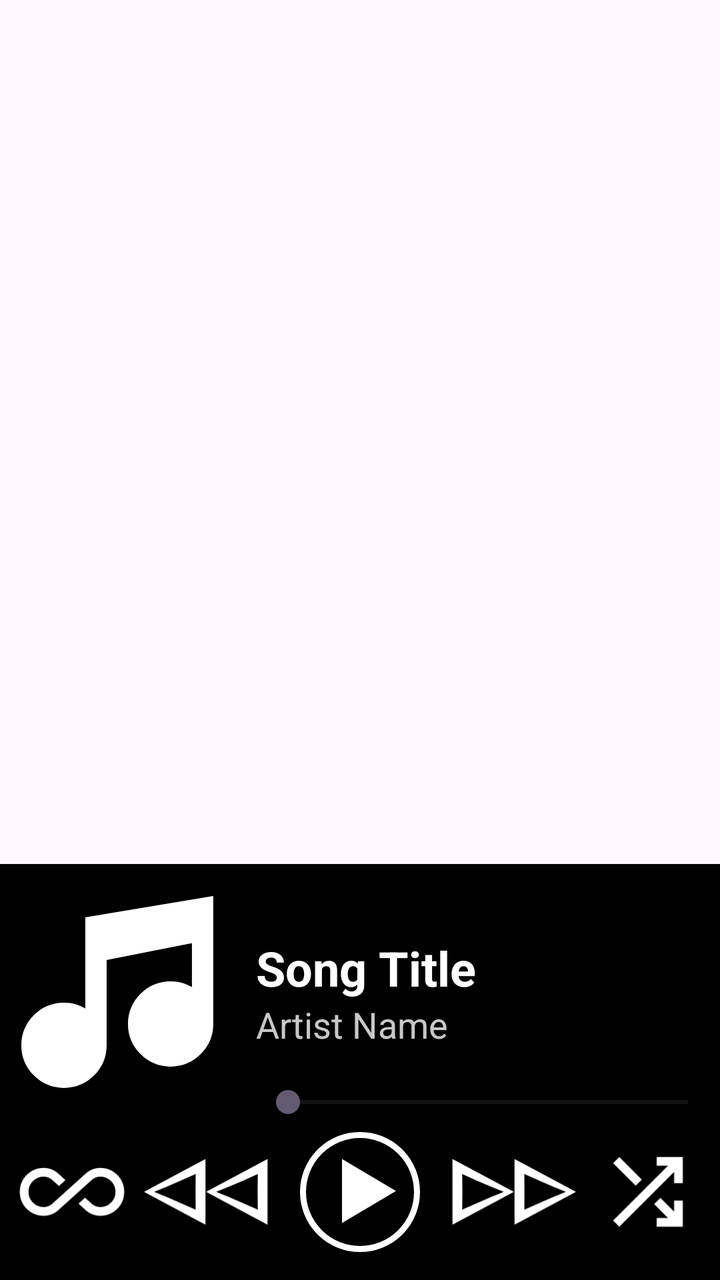
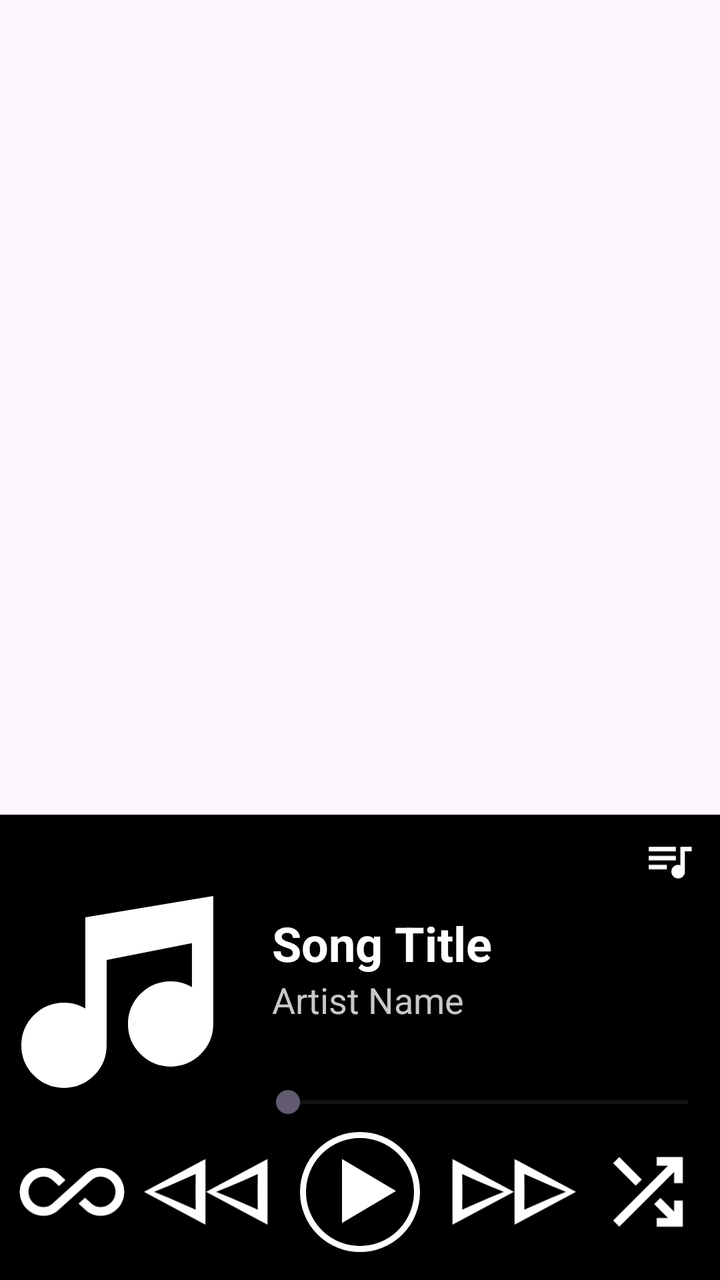

Two renders of the same Android screen: before a commit and after it. Below are the layout's source before the change and the commit's diff.
<!-- AndroidManifest.xml: application theme Theme.MasinqoJava -->
<!-- res/layout/expanded_playback_controls.xml -->
<?xml version="1.0" encoding="utf-8"?>
<androidx.constraintlayout.widget.ConstraintLayout xmlns:android="http://schemas.android.com/apk/res/android"
    xmlns:app="http://schemas.android.com/apk/res-auto"
    android:layout_width="match_parent"
    android:layout_height="match_parent">

    <LinearLayout
        android:layout_width="match_parent"
        android:layout_height="wrap_content"
        android:orientation="vertical"
        app:layout_constraintBottom_toBottomOf="parent"
        android:background="@color/black">
        <androidx.constraintlayout.widget.ConstraintLayout
            android:id="@+id/meta_text"
            android:layout_width="match_parent"
            android:layout_height="wrap_content"
            app:layout_constraintBottom_toTopOf="@+id/expanded_controls">

            <com.google.android.material.imageview.ShapeableImageView
                android:id="@+id/art_work"
                android:layout_width="128dp"
                android:layout_height="128dp"
                android:src="@drawable/default_thumbnail"
                app:layout_constraintBottom_toBottomOf="parent"
                app:layout_constraintStart_toStartOf="parent"
                />

            <androidx.constraintlayout.widget.ConstraintLayout
                android:layout_width="0dp"
                android:layout_height="wrap_content"
                app:layout_constraintBottom_toBottomOf="parent"
                app:layout_constraintEnd_toEndOf="parent"
                app:layout_constraintHorizontal_weight="1"
                app:layout_constraintStart_toEndOf="@+id/art_work"
                app:layout_constraintTop_toTopOf="parent">

                <LinearLayout
                    android:layout_width="match_parent"
                    android:layout_height="wrap_content"
                    android:orientation="vertical"
                    app:layout_constraintTop_toTopOf="parent">

                    <TextView
                        android:id="@+id/song_title"
                        android:layout_width="match_parent"
                        android:layout_height="match_parent"
                        android:text="@string/song_title"
                        android:textColor="@color/white"
                        android:textSize="24sp"
                        android:textStyle="bold" />

                    <TextView
                        android:id="@+id/artist_name"
                        android:layout_width="wrap_content"
                        android:layout_height="wrap_content"
                        android:text="@string/artist_name"
                        android:textSize="18sp"
                        android:textColor="@color/off_white"
                        />
                </LinearLayout>


            </androidx.constraintlayout.widget.ConstraintLayout>

            <SeekBar
                android:id="@+id/seekbar"
                android:layout_width="0dp"
                android:layout_height="wrap_content"
                app:layout_constraintBottom_toBottomOf="parent"
                app:layout_constraintEnd_toEndOf="parent"
                app:layout_constraintHorizontal_weight="1"
                app:layout_constraintStart_toEndOf="@+id/art_work"

                />

        </androidx.constraintlayout.widget.ConstraintLayout>

        <androidx.constraintlayout.widget.ConstraintLayout
            android:id="@+id/expanded_controls"
            android:layout_width="match_parent"
            android:layout_height="wrap_content"
            android:layout_marginBottom="8dp"
            android:gravity="center"
            app:layout_constraintBottom_toBottomOf="parent">

            <ImageButton
                android:id="@+id/btn_repeat"
                android:contentDescription="@string/repeat"
                android:alpha="1"
                android:layout_width="72dp"
                android:layout_height="72dp"
                android:background="?attr/selectableItemBackgroundBorderless"
                android:scaleType="centerInside"
                android:src="@drawable/repeat"
                app:tint="@color/white"
                app:layout_constraintStart_toStartOf="parent"
                app:layout_constraintEnd_toStartOf="@+id/btn_previous"
                app:layout_constraintBottom_toBottomOf="parent"
                />

            <ImageButton
                android:id="@+id/btn_previous"
                android:layout_width="72dp"
                android:layout_height="72dp"
                android:background="?attr/selectableItemBackgroundBorderless"
                android:contentDescription="@string/previous"
                android:scaleType="centerInside"
                android:src="@drawable/previous"
                app:layout_constraintBottom_toBottomOf="parent"
                app:layout_constraintStart_toEndOf="@+id/btn_repeat"
                app:layout_constraintEnd_toStartOf="@+id/btn_play_pause"
                app:tint="@color/white" />

            <ImageView
                android:id="@+id/btn_play_pause"
                android:layout_width="72dp"
                android:layout_height="72dp"
                android:background="?attr/selectableItemBackgroundBorderless"
                android:contentDescription="@string/play_pause"
                android:scaleType="centerInside"
                android:src="@drawable/play_with_circle"
                app:layout_constraintBottom_toBottomOf="parent"
                app:layout_constraintEnd_toStartOf="@+id/btn_next"
                app:layout_constraintStart_toEndOf="@+id/btn_previous"
                app:tint="@color/white" />

            <ImageButton
                android:id="@+id/btn_next"
                android:layout_width="72dp"
                android:layout_height="72dp"
                android:background="?attr/selectableItemBackgroundBorderless"
                android:contentDescription="@string/next"
                android:scaleType="centerInside"
                android:src="@drawable/next"
                app:layout_constraintBottom_toBottomOf="parent"
                app:layout_constraintStart_toEndOf="@+id/btn_play_pause"
                app:layout_constraintEnd_toStartOf="@+id/btn_shuffle"
                app:tint="@color/white" />

            <ImageButton
                android:id="@+id/btn_shuffle"
                android:contentDescription="@string/shuffle"
                android:layout_width="72dp"
                android:layout_height="72dp"
                android:background="?attr/selectableItemBackgroundBorderless"
                android:src="@drawable/shuffle"
                app:tint="@color/white"
                app:layout_constraintEnd_toEndOf="parent"
                app:layout_constraintBottom_toBottomOf="parent"
                android:scaleType="centerInside"
                />

        </androidx.constraintlayout.widget.ConstraintLayout>
    </LinearLayout>

</androidx.constraintlayout.widget.ConstraintLayout>
<!-- resources referenced by this layout -->
<resources>
  <color name="black">#FF000000</color>
  <color name="off_white">#C9C8C7</color>
  <color name="white">#FFFFFFFF</color>
  <!-- drawable default_thumbnail (drawable) -->
  <vector xmlns:android="http://schemas.android.com/apk/res/android"
      android:width="183dp"
      android:height="183dp"
      android:viewportWidth="183"
      android:viewportHeight="183">
    <group>
      <clip-path
          android:pathData="M0,0h182.94v182.94h-182.94z"/>
      <path
          android:pathData="M24.2,151.12C18.23,145.14 15.24,137.97 15.24,129.58C15.24,121.2 18.23,114.02 24.2,108.05C30.17,102.08 37.35,99.09 45.73,99.09C48.66,99.09 51.36,99.44 53.83,100.14C56.31,100.84 58.69,101.89 60.98,103.28V38.11L152.45,22.87V114.34C152.45,122.72 149.46,129.9 143.49,135.87C137.52,141.84 130.34,144.83 121.96,144.83C113.57,144.83 106.4,141.84 100.43,135.87C94.45,129.9 91.47,122.72 91.47,114.34C91.47,105.95 94.45,98.77 100.43,92.8C106.4,86.83 113.57,83.85 121.96,83.85C124.88,83.85 127.58,84.2 130.06,84.89C132.54,85.59 134.92,86.64 137.2,88.04V56.6L76.22,68.6V129.58C76.22,137.97 73.24,145.14 67.27,151.12C61.3,157.09 54.12,160.07 45.73,160.07C37.35,160.07 30.17,157.09 24.2,151.12Z"
          android:fillColor="#ffffff"/>
    </group>
  </vector>
  <!-- drawable play_with_circle (drawable) -->
  <vector xmlns:android="http://schemas.android.com/apk/res/android"
      android:width="60dp"
      android:height="60dp"
      android:viewportWidth="60"
      android:viewportHeight="60">
    <path
        android:pathData="M30,30m-28.5,0a28.5,28.5 0,1 1,57 0a28.5,28.5 0,1 1,-57 0"
        android:strokeWidth="3"
        android:fillColor="#00000000"
        android:strokeColor="#ffffff"/>
    <path
        android:pathData="M48,29.5L21,13.479V45.521L48,29.5Z"
        android:fillColor="#ffffff"/>
  </vector>
  <!-- drawable shuffle (drawable) -->
  <vector xmlns:android="http://schemas.android.com/apk/res/android"
      android:width="116dp"
      android:height="61dp"
      android:viewportWidth="116"
      android:viewportHeight="61">
    <group>
      <clip-path
          android:pathData="M0,0h116v61h-116z"/>
      <path
          android:pathData="M65.01,58.54V51.53H74.12L62.99,40.4L67.99,35.41L79.03,46.45V37.51H86.04V58.54H65.01ZM34.87,58.54L29.96,53.63L74.12,9.47H65.01V2.46H86.04V23.49H79.03V14.38L34.87,58.54ZM48.1,25.51L29.96,7.37L34.87,2.46L53.01,20.6L48.1,25.51Z"
          android:fillColor="#000000"/>
    </group>
  </vector>
  <string name="artist_name">Artist Name</string>
  <string name="next">Next</string>
  <string name="play_pause">Play/Pause</string>
  <string name="previous">Previous</string>
  <string name="repeat">repeat</string>
  <string name="shuffle">shuffle</string>
  <string name="song_title">Song Title</string>
  <style name="Theme.MasinqoJava" parent="Base.Theme.MasinqoJava" />
  <style name="Base.Theme.MasinqoJava" parent="Theme.Material3.DayNight.NoActionBar">
          
          
      </style>
  <!-- unchanged entries left out for length: 3 -->
</resources>

<!-- the commit's change to res/layout/expanded_playback_controls.xml (unified diff, before → after) -->
@@ -4,17 +4,45 @@
     android:layout_width="match_parent"
     android:layout_height="match_parent">
 
-    <LinearLayout
+    <androidx.constraintlayout.widget.ConstraintLayout
         android:layout_width="match_parent"
         android:layout_height="wrap_content"
+        android:background="@color/black"
         android:orientation="vertical"
-        app:layout_constraintBottom_toBottomOf="parent"
-        android:background="@color/black">
+        app:layout_constraintBottom_toBottomOf="parent">
+
+        <androidx.recyclerview.widget.RecyclerView
+            android:id="@+id/current_queue"
+            android:layout_width="match_parent"
+            android:layout_height="350dp"
+            android:background="@color/black"
+            android:visibility="gone"
+            app:layout_constraintStart_toStartOf="parent"
+            app:layout_constraintBottom_toTopOf="@+id/meta_info"
+            app:layout_constraintEnd_toEndOf="parent"
+            app:layout_constraintTop_toTopOf="parent"
+             />
+
         <androidx.constraintlayout.widget.ConstraintLayout
-            android:id="@+id/meta_text"
+            android:id="@+id/meta_info"
             android:layout_width="match_parent"
             android:layout_height="wrap_content"
-            app:layout_constraintBottom_toTopOf="@+id/expanded_controls">
+            app:layout_constraintBottom_toTopOf="@+id/expanded_controls"
+            android:background="@color/black">
+
+
+            <ImageButton
+                android:id="@+id/btn_queue_list"
+                android:layout_width="48dp"
+                android:layout_height="48dp"
+                android:background="?attr/selectableItemBackgroundBorderless"
+                android:contentDescription="@string/queue_list"
+                android:src="@drawable/queue_music"
+                app:layout_constraintEnd_toEndOf="parent"
+                app:layout_constraintTop_toTopOf="parent"
+                app:layout_constraintBottom_toTopOf="@+id/meta_text"
+                android:scaleType="centerInside"
+                />
 
             <com.google.android.material.imageview.ShapeableImageView
                 android:id="@+id/art_work"
@@ -22,10 +50,10 @@
                 android:layout_height="128dp"
                 android:src="@drawable/default_thumbnail"
                 app:layout_constraintBottom_toBottomOf="parent"
-                app:layout_constraintStart_toStartOf="parent"
-                />
+                app:layout_constraintStart_toStartOf="parent" />
 
             <androidx.constraintlayout.widget.ConstraintLayout
+                android:id="@+id/meta_text"
                 android:layout_width="0dp"
                 android:layout_height="wrap_content"
                 app:layout_constraintBottom_toBottomOf="parent"
@@ -37,26 +65,35 @@
                 <LinearLayout
                     android:layout_width="match_parent"
                     android:layout_height="wrap_content"
+                    android:layout_marginStart="8dp"
                     android:orientation="vertical"
                     app:layout_constraintTop_toTopOf="parent">
-
                     <TextView
                         android:id="@+id/song_title"
                         android:layout_width="match_parent"
                         android:layout_height="match_parent"
                         android:text="@string/song_title"
                         android:textColor="@color/white"
+                        android:ellipsize="marquee"
+                        android:marqueeRepeatLimit="marquee_forever"
+                        android:scrollHorizontally="true"
+                        android:focusable="true"
+                        android:focusableInTouchMode="true"
+                        android:singleLine="true"
                         android:textSize="24sp"
-                        android:textStyle="bold" />
+                        android:maxEms="100"
+                        android:textStyle="bold"
+                        />
 
                     <TextView
                         android:id="@+id/artist_name"
                         android:layout_width="wrap_content"
                         android:layout_height="wrap_content"
                         android:text="@string/artist_name"
-                        android:textSize="18sp"
                         android:textColor="@color/off_white"
-                        />
+                        android:ellipsize="marquee"
+                        android:marqueeRepeatLimit="marquee_forever"
+                        android:textSize="18sp" />
                 </LinearLayout>
 
 
@@ -85,18 +122,17 @@
 
             <ImageButton
                 android:id="@+id/btn_repeat"
-                android:contentDescription="@string/repeat"
-                android:alpha="1"
                 android:layout_width="72dp"
                 android:layout_height="72dp"
+                android:alpha="1"
                 android:background="?attr/selectableItemBackgroundBorderless"
+                android:contentDescription="@string/repeat"
                 android:scaleType="centerInside"
                 android:src="@drawable/repeat"
-                app:tint="@color/white"
+                app:layout_constraintBottom_toBottomOf="parent"
+                app:layout_constraintEnd_toStartOf="@+id/btn_previous"
                 app:layout_constraintStart_toStartOf="parent"
-                app:layout_constraintEnd_toStartOf="@+id/btn_previous"
-                app:layout_constraintBottom_toBottomOf="parent"
-                />
+                app:tint="@color/white" />
 
             <ImageButton
                 android:id="@+id/btn_previous"
@@ -107,8 +143,8 @@
                 android:scaleType="centerInside"
                 android:src="@drawable/previous"
                 app:layout_constraintBottom_toBottomOf="parent"
+                app:layout_constraintEnd_toStartOf="@+id/btn_play_pause"
                 app:layout_constraintStart_toEndOf="@+id/btn_repeat"
-                app:layout_constraintEnd_toStartOf="@+id/btn_play_pause"
                 app:tint="@color/white" />
 
             <ImageView
@@ -133,24 +169,23 @@
                 android:scaleType="centerInside"
                 android:src="@drawable/next"
                 app:layout_constraintBottom_toBottomOf="parent"
+                app:layout_constraintEnd_toStartOf="@+id/btn_shuffle"
                 app:layout_constraintStart_toEndOf="@+id/btn_play_pause"
-                app:layout_constraintEnd_toStartOf="@+id/btn_shuffle"
                 app:tint="@color/white" />
 
             <ImageButton
                 android:id="@+id/btn_shuffle"
-                android:contentDescription="@string/shuffle"
                 android:layout_width="72dp"
                 android:layout_height="72dp"
                 android:background="?attr/selectableItemBackgroundBorderless"
+                android:contentDescription="@string/shuffle"
+                android:scaleType="centerInside"
                 android:src="@drawable/shuffle"
-                app:tint="@color/white"
+                app:layout_constraintBottom_toBottomOf="parent"
                 app:layout_constraintEnd_toEndOf="parent"
-                app:layout_constraintBottom_toBottomOf="parent"
-                android:scaleType="centerInside"
-                />
+                app:tint="@color/white" />
 
         </androidx.constraintlayout.widget.ConstraintLayout>
-    </LinearLayout>
+    </androidx.constraintlayout.widget.ConstraintLayout>
 
 </androidx.constraintlayout.widget.ConstraintLayout>
<!-- resource entries referenced after the edit -->
@@ -32,6 +32,20 @@
         android:pathData="M48,29.5L21,13.479V45.521L48,29.5Z"
         android:fillColor="#ffffff"/>
   </vector>
+  <!-- drawable queue_music (drawable) -->
+  <vector xmlns:android="http://schemas.android.com/apk/res/android"
+      android:width="116dp"
+      android:height="61dp"
+      android:viewportWidth="116"
+      android:viewportHeight="61">
+    <group>
+      <clip-path
+          android:pathData="M0,0h116v61h-116z"/>
+      <path
+          android:pathData="M65.38,49.63C63.1,49.63 61.17,48.83 59.57,47.24C57.98,45.65 57.18,43.71 57.18,41.43C57.18,39.15 57.98,37.22 59.57,35.62C61.17,34.03 63.1,33.23 65.38,33.23C65.88,33.23 66.36,33.27 66.82,33.34C67.27,33.4 67.71,33.55 68.12,33.78V11.37H81.78V16.83H73.58V41.43C73.58,43.71 72.78,45.65 71.19,47.24C69.6,48.83 67.66,49.63 65.38,49.63ZM29.85,38.7V33.23H51.72V38.7H29.85ZM29.85,27.77V22.3H62.65V27.77H29.85ZM29.85,16.83V11.37H62.65V16.83H29.85Z"
+          android:fillColor="#ffffff"/>
+    </group>
+  </vector>
   <!-- drawable shuffle (drawable) -->
   <vector xmlns:android="http://schemas.android.com/apk/res/android"
       android:width="116dp"
@@ -50,6 +64,7 @@
   <string name="next">Next</string>
   <string name="play_pause">Play/Pause</string>
   <string name="previous">Previous</string>
+  <string name="queue_list">Queue list</string>
   <string name="repeat">repeat</string>
   <string name="shuffle">shuffle</string>
   <string name="song_title">Song Title</string>
